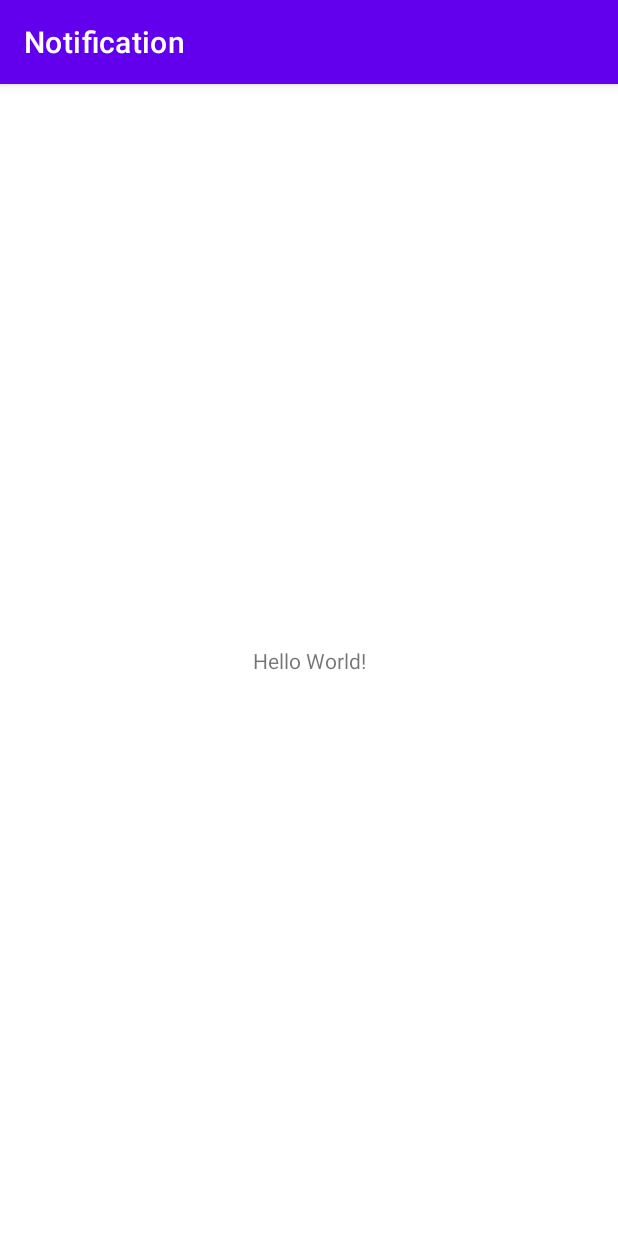
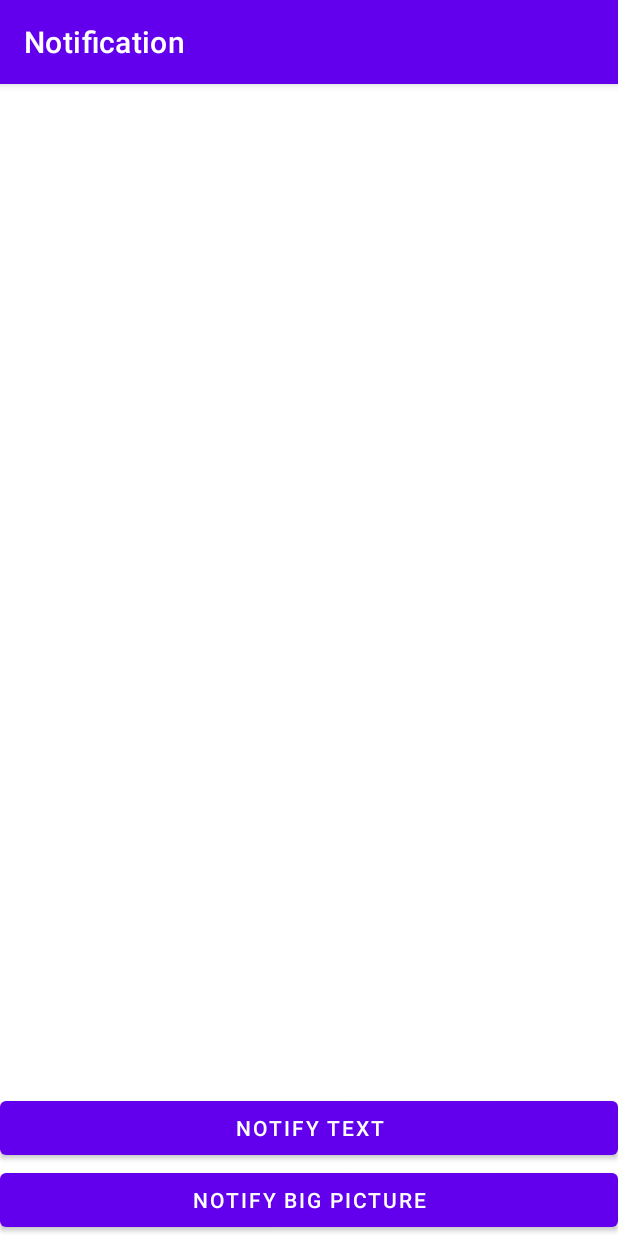
Before and after one commit to xxAng3Lxx/B2019_Group2, an Android app: the screen it shows after launch (MainActivity), on a phone screen of 412 x 824 dp. Run offline under Robolectric (Android 15) with nearby library versions, the phone set to English and light mode, and no system bars.

Commit message:
12072021

```diff
--- a/Notification/app/src/main/java/com/example/notification/MainActivity.java
+++ b/Notification/app/src/main/java/com/example/notification/MainActivity.java
@@ -1,14 +1,72 @@
 package com.example.notification;
 
 import androidx.appcompat.app.AppCompatActivity;
+import androidx.core.app.NotificationCompat;
+import androidx.core.app.NotificationManagerCompat;
 
+import android.app.NotificationChannel;
+import android.app.NotificationManager;
+import android.app.PendingIntent;
+import android.content.Intent;
+import android.graphics.BitmapFactory;
+import android.net.Uri;
+import android.os.Build;
 import android.os.Bundle;
+import android.view.View;
+import android.widget.Button;
 
 public class MainActivity extends AppCompatActivity {
+
+    Button btnnotif;
+    Button btnbig;
 
     @Override
     protected void onCreate(Bundle savedInstanceState) {
         super.onCreate(savedInstanceState);
         setContentView(R.layout.activity_main);
+
+        btnnotif = findViewById(R.id.btnNotif);
+        btnbig = findViewById(R.id.btnBig);
+
+        if(Build.VERSION.SDK_INT >= Build.VERSION_CODES.O){
+            NotificationChannel channel = new NotificationChannel("My Notification","My Notification", NotificationManager.IMPORTANCE_DEFAULT);
+            NotificationManager manager = getSystemService(NotificationManager.class);
+            manager.createNotificationChannel(channel);
+
+        }
+        btnnotif.setOnClickListener(new View.OnClickListener() {
+            @Override
+            public void onClick(View v) {
+                NotificationCompat.Builder builder = new NotificationCompat.Builder(MainActivity.this,"My Notification");
+                builder.setContentTitle("Message Notification");
+                builder.setContentText("Hello This is Text Message");
+                builder.setSmallIcon(R.drawable.ic_launcher_background);
+                builder.setAutoCancel(true);
+                NotificationManagerCompat managerCompat = NotificationManagerCompat.from(MainActivity.this);
+                managerCompat.notify( 1,builder.build());
+            }
+        });
+        btnbig.setOnClickListener(new View.OnClickListener() {
+            @Override
+            public void onClick(View v) {
+// Assign big picture notification
+                NotificationCompat.BigPictureStyle bpStyle = new NotificationCompat.BigPictureStyle();
+                bpStyle.bigPicture(BitmapFactory.decodeResource(getResources(), R.drawable.mountain)).build();
+// Set the intent to fire when the user taps on
+                Intent rIntent = new Intent(Intent.ACTION_VIEW, Uri.parse("http://tutlane.com/"));
+                PendingIntent pendingIntent = PendingIntent.getActivity(MainActivity.this, 0, rIntent, 0);
+                NotificationCompat.Builder mBuilder = new NotificationCompat.Builder(MainActivity.this)
+                        .setSmallIcon(R.drawable.ic_launcher_background)
+                        .setContentTitle("Big Picture Notification Example")
+                        .addAction(R.drawable.ic_share, "Share", pendingIntent)
+                        .setStyle(bpStyle);
+                mBuilder.setContentIntent(pendingIntent);
+// Sets an ID for the notification
+                NotificationManager notificationManager = (NotificationManager) getSystemService(NOTIFICATION_SERVICE);
+// It will display the notification in notification bar
+                notificationManager.notify(02, mBuilder.build());
+            }
+        });
+
     }
 }
--- /dev/null
+++ b/Notification/app/src/main/res/drawable/big_pic.xml
@@ -0,0 +1,4 @@
+<?xml version="1.0" encoding="utf-8"?>
+<selector xmlns:android="http://schemas.android.com/apk/res/android">
+
+</selector>
--- a/Notification/app/src/main/res/layout/activity_main.xml
+++ b/Notification/app/src/main/res/layout/activity_main.xml
@@ -6,13 +6,27 @@
     android:layout_height="match_parent"
     tools:context=".MainActivity">
 
-    <TextView
-        android:layout_width="wrap_content"
+    <Button
+        android:id="@+id/btnNotif"
+        android:layout_width="match_parent"
         android:layout_height="wrap_content"
-        android:text="Hello World!"
+        android:text="notify Text"
+        app:layout_constraintBottom_toTopOf="@+id/btnBig"
+        app:layout_constraintEnd_toEndOf="parent"
+        app:layout_constraintHorizontal_bias="0.0"
+        app:layout_constraintStart_toStartOf="parent"
+        tools:ignore="MissingConstraints" />
+
+    <Button
+        android:id="@+id/btnBig"
+        android:layout_width="match_parent"
+        android:layout_height="wrap_content"
+        android:text="notify Big Picture"
         app:layout_constraintBottom_toBottomOf="parent"
-        app:layout_constraintLeft_toLeftOf="parent"
-        app:layout_constraintRight_toRightOf="parent"
-        app:layout_constraintTop_toTopOf="parent" />
+        app:layout_constraintEnd_toEndOf="parent"
+        app:layout_constraintStart_toStartOf="parent"
+        tools:ignore="MissingConstraints" />
+
+
 
 </androidx.constraintlayout.widget.ConstraintLayout>
--- /dev/null
+++ b/Notification/app/src/main/res/values/refs.xml
@@ -0,0 +1,4 @@
+<?xml version="1.0" encoding="utf-8"?>
+<resources>
+    <drawable name="ic_share" />
+</resources>
```
Also changed, not shown: Notification/app/src/main/res/drawable/mountain.jpg (added).
